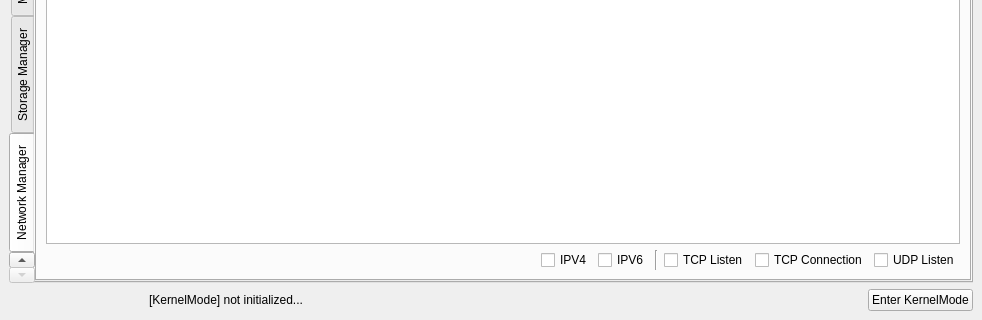
Before: the Qt Designer form src/OpenArk/ui/kernel.ui in BlackINT3/OpenArk, drawn with Qt 5; both pictures show x 0 to 982 and y 262 to 582 of the 982 by 582 pixel window.
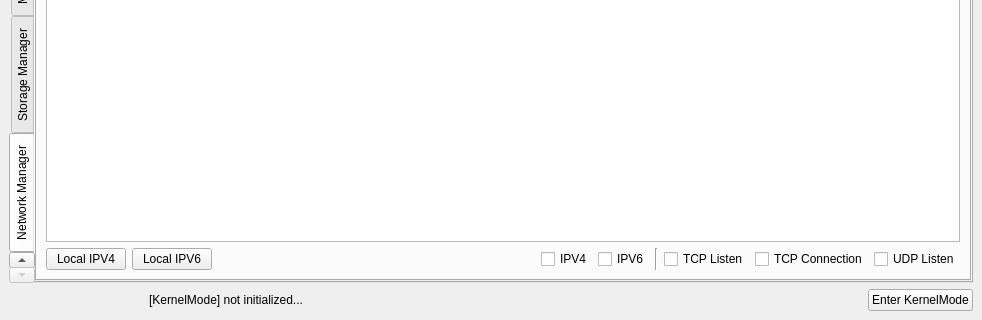
After: the same form once the commit is applied.

Commit message: Add kernel port view feature.

What changed in the file:
```diff
--- a/src/OpenArk/ui/kernel.ui
+++ b/src/OpenArk/ui/kernel.ui
@@ -940,10 +940,28 @@
           </attribute>
           <layout class="QVBoxLayout" name="verticalLayout_16">
            <item>
-            <widget class="QTreeView" name="portView"/>
+            <widget class="QTreeView" name="portView">
+             <property name="indentation">
+              <number>5</number>
+             </property>
+            </widget>
            </item>
            <item>
             <layout class="QHBoxLayout" name="horizontalLayout_12">
+             <item>
+              <widget class="QPushButton" name="locaIPv4Btn">
+               <property name="text">
+                <string>Local IPV4</string>
+               </property>
+              </widget>
+             </item>
+             <item>
+              <widget class="QPushButton" name="locaIPv6Btn">
+               <property name="text">
+                <string>Local IPV6</string>
+               </property>
+              </widget>
+             </item>
              <item>
               <spacer name="horizontalSpacer_6">
                <property name="orientation">
```
Left out of the diff: 10 changed lines with no effect on the pictures. The commit also changes 13 other files.
